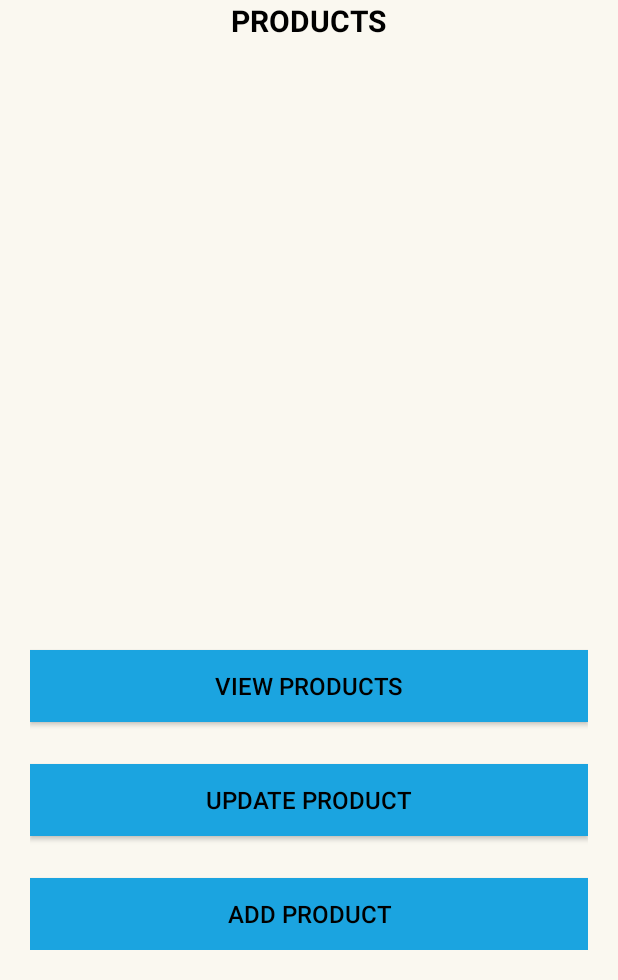
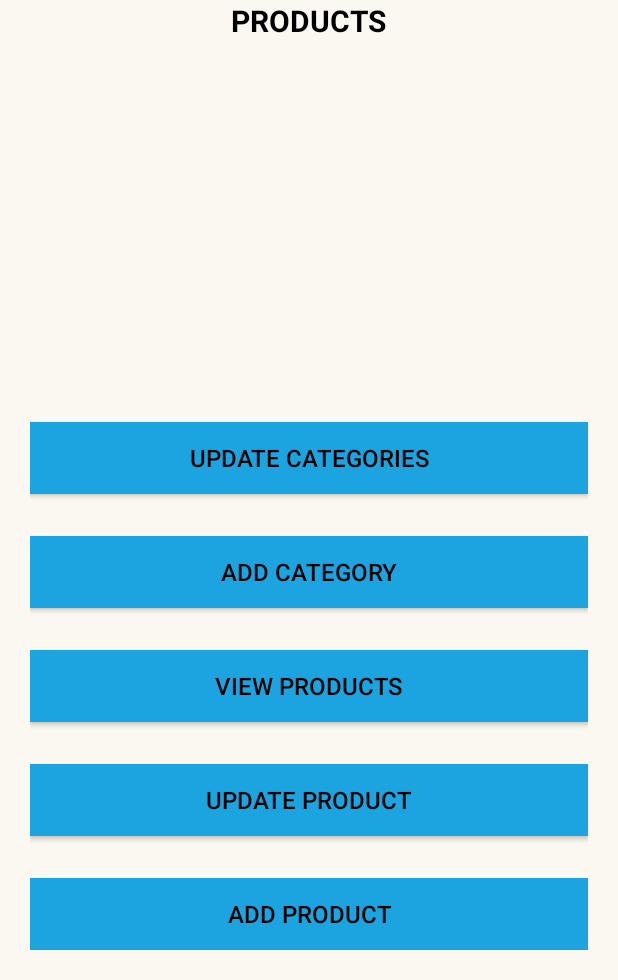
Before and after one commit to webtutsplus/android-ui-main, an Android app: the screen it shows after launch (MainActivity), on a phone screen of 412 x 824 dp, the part 256-1236 px from its top. Run offline under Robolectric (Android 15) with nearby library versions, the phone set to English and light mode, and no system bars.

Commit message:
Added option to ADD Category and Update Category in XML Layout

```diff
--- a/app/src/main/res/layout/activity_main.xml
+++ b/app/src/main/res/layout/activity_main.xml
@@ -73,4 +73,32 @@
         app:layout_constraintEnd_toEndOf="parent"
         app:layout_constraintHorizontal_bias="0.5"
         app:layout_constraintStart_toStartOf="parent" />
+
+    <Button
+        android:id="@+id/btnToAddCategories"
+        android:layout_width="match_parent"
+        android:layout_height="wrap_content"
+        android:layout_marginBottom="76dp"
+        android:background="@color/colorPrimary"
+        android:text="ADD CATEGORY"
+        android:textColor="@android:color/background_dark"
+        android:textSize="16sp"
+        app:layout_constraintBottom_toBottomOf="@id/btnToViewProducts"
+        app:layout_constraintEnd_toEndOf="parent"
+        app:layout_constraintHorizontal_bias="0.5"
+        app:layout_constraintStart_toStartOf="parent" />
+
+    <Button
+        android:id="@+id/btnToUpdateCategories"
+        android:layout_width="match_parent"
+        android:layout_height="wrap_content"
+        android:layout_marginBottom="76dp"
+        android:background="@color/colorPrimary"
+        android:text="UPDATE CATEGORIES"
+        android:textColor="@android:color/background_dark"
+        android:textSize="16sp"
+        app:layout_constraintBottom_toBottomOf="@id/btnToAddCategories"
+        app:layout_constraintEnd_toEndOf="parent"
+        app:layout_constraintHorizontal_bias="0.5"
+        app:layout_constraintStart_toStartOf="parent" />
 </androidx.constraintlayout.widget.ConstraintLayout>
```
